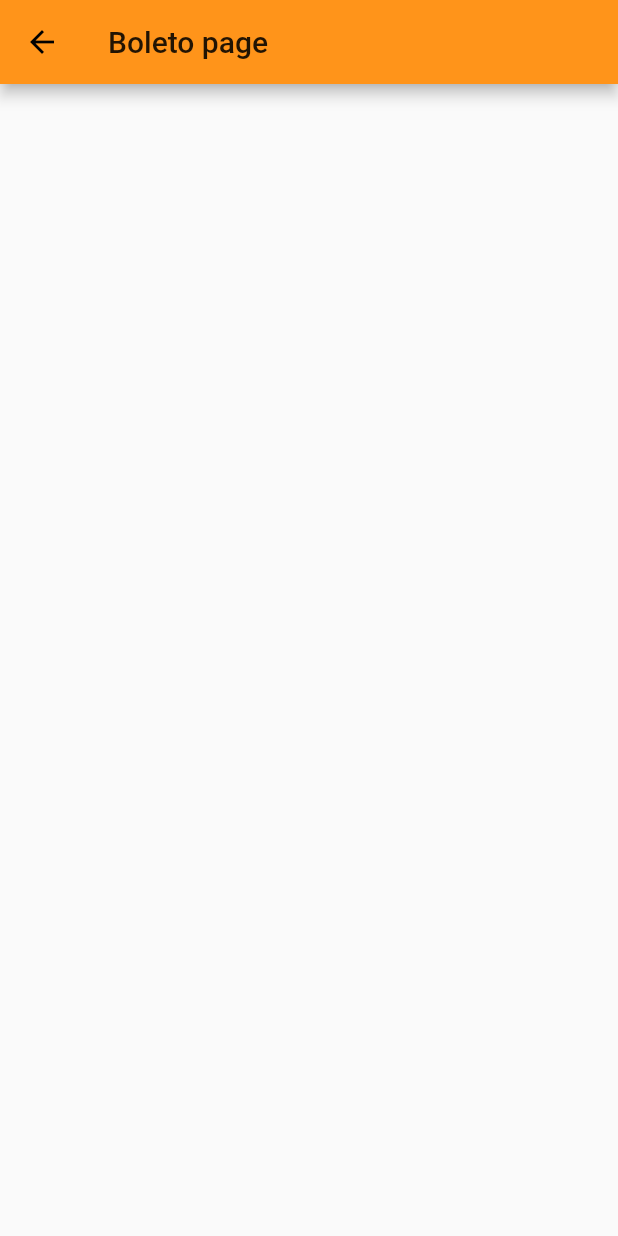
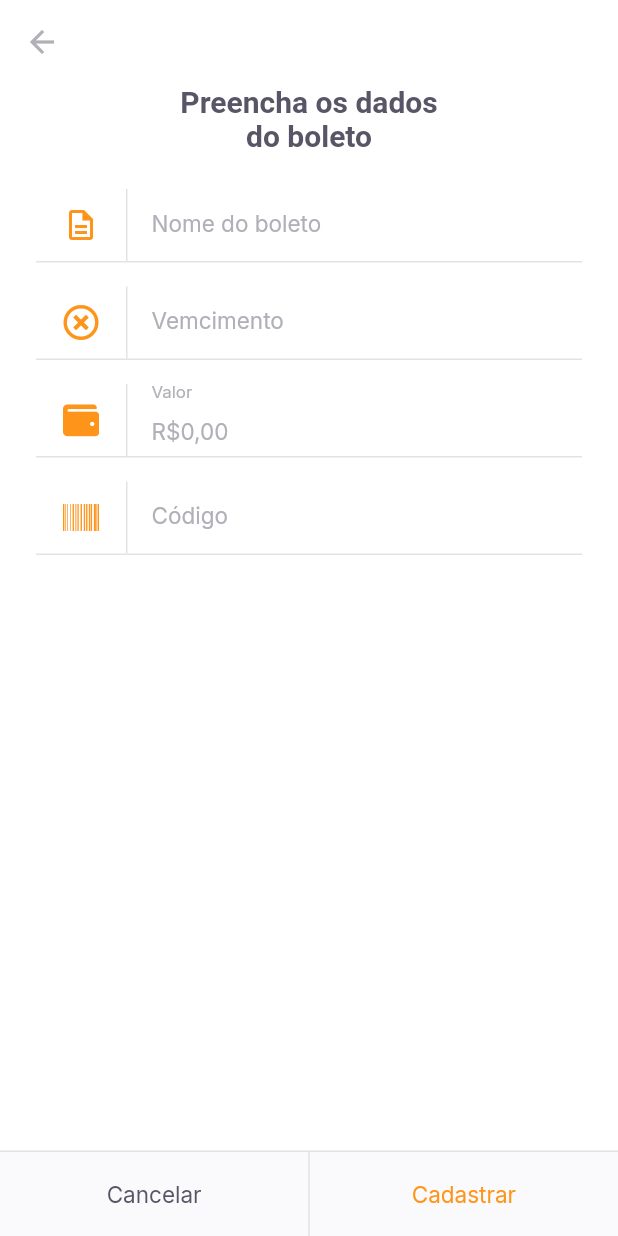
Before and after one commit to devbygabriel/payflow, a Flutter app: the InsertBoletoPage screen opened by its route, on a phone screen of 412 x 824 dp. Run offline on Flutter 3.47's test engine with Material 2 defaults, Android fonts, the phone set to English and light mode, and no system bars; our stand-ins replace camera, firebase_core, flutter_masked_text2, font_awesome_flutter, google_fonts, google_sign_in and 2 more; missing offline and left inert: google_ml_kit; accounts and stored records are empty.

Commit message:
implementação da tela para preenchimento dos dados do boleto e correção do leitor de código de barras

```diff
--- a/lib/modules/home/home_page.dart
+++ b/lib/modules/home/home_page.dart
@@ -66,7 +66,8 @@ class _HomePageState extends State<HomePage> {
                 icon: Icon(Icons.home, color: AppColors.primary)),
             GestureDetector(
               onTap: () {
-                Navigator.pushNamed(context, "/barcode_scanner");
+                Navigator.pushNamed(context, "/insert_boleto");
+                //Navigator.pushNamed(context, "/barcode_scanner");
               },
               child: Container(
                 width: 56,
--- a/lib/modules/insert_boleto/insert_boleto_page.dart
+++ b/lib/modules/insert_boleto/insert_boleto_page.dart
@@ -1,13 +1,97 @@
 import 'package:flutter/material.dart';
+import 'package:flutter_masked_text2/flutter_masked_text2.dart';
+import 'package:font_awesome_flutter/font_awesome_flutter.dart';
+import 'package:payflow/shared/themes/app_colors.dart';
+import 'package:payflow/shared/themes/app_text_style.dart';
+import 'package:payflow/shared/widgets/input_text/input_text_widget.dart';
+import 'package:payflow/shared/widgets/set_label_buttons/set_label_buttons.dart';
 
-class InsertBoletoPage extends StatelessWidget {
-  const InsertBoletoPage({Key? key}) : super(key: key);
+class InsertBoletoPage extends StatefulWidget {
+  final String? barcode;
+  const InsertBoletoPage({Key? key, this.barcode}) : super(key: key);
+
+  @override
+  _InsertBoletoPageState createState() => _InsertBoletoPageState();
+}
+
+class _InsertBoletoPageState extends State<InsertBoletoPage> {
+  final moneyInputTextController =
+      MoneyMaskedTextController(leftSymbol: "R\$", decimalSeparator: ",");
+
+  final dueDateInputTextController = MaskedTextController(mask: "00/00/0000");
+  final barcodeInputTextController = TextEditingController();
+
+  @override
+  void initState() {
+    if (widget.barcode != null) {
+      barcodeInputTextController.text = widget.barcode!;
+    }
+    super.initState();
+  }
 
   @override
   Widget build(BuildContext context) {
     return Scaffold(
+      backgroundColor: AppColors.background,
       appBar: AppBar(
-        title: Text("Boleto page"),
+        backgroundColor: AppColors.background,
+        elevation: 0,
+        leading: BackButton(
+          color: AppColors.input,
+        ),
+      ),
+      body: Padding(
+        padding: const EdgeInsets.symmetric(horizontal: 24),
+        child: Column(
+          crossAxisAlignment: CrossAxisAlignment.center,
+          children: [
+            Padding(
+              padding: const EdgeInsets.symmetric(
+                horizontal: 93,
+              ),
+              child: Text(
+                "Preencha os dados do boleto",
+                style: TextStyles.titleBoldHeading,
+                textAlign: TextAlign.center,
+              ),
+            ),
+            SizedBox(
+              height: 24,
+            ),
+            InputTextWidget(
+              label: "Nome do boleto",
+              icon: Icons.description_outlined,
+              onChanged: (value) {},
+            ),
+            InputTextWidget(
+              controller: dueDateInputTextController,
+              label: "Vemcimento",
+              icon: FontAwesomeIcons.timesCircle,
+              onChanged: (value) {},
+            ),
+            InputTextWidget(
+              controller: moneyInputTextController,
+              label: "Valor",
+              icon: FontAwesomeIcons.wallet,
+              onChanged: (value) {},
+            ),
+            InputTextWidget(
+              controller: barcodeInputTextController,
+              label: "Código",
+              icon: FontAwesomeIcons.barcode,
+              onChanged: (value) {},
+            ),
+          ],
+        ),
+      ),
+      bottomNavigationBar: SetLabelButtons(
+        enableSecondaryColor: true,
+        primaryLabel: "Cancelar",
+        primaryOnPressed: () {
+          Navigator.pop(context);
+        },
+        secondaryLabel: "Cadastrar",
+        secondaryOnPressed: () {},
       ),
     );
   }
--- a/lib/shared/themes/app_colors.dart
+++ b/lib/shared/themes/app_colors.dart
@@ -9,4 +9,5 @@ class AppColors {
   static final stroke = Color(0xFFE3E3E6);
   static final shape = Color(0xFFFAFAFC);
   static final background = Color(0xFFFFFFFF);
+  static final input = Color(0xFFB1B0B8);
 }
--- a/lib/shared/themes/app_text_style.dart
+++ b/lib/shared/themes/app_text_style.dart
@@ -42,6 +42,11 @@ class TextStyles {
     fontSize: 15,
     fontWeight: FontWeight.w400,
     color: AppColors.primary,
+  );
+  static final input = GoogleFonts.inter(
+    fontSize: 15,
+    fontWeight: FontWeight.w400,
+    color: AppColors.input,
   );
   static final buttonHeading = GoogleFonts.inter(
     fontSize: 15,
--- /dev/null
+++ b/lib/shared/widgets/input_text/input_text_widget.dart
@@ -0,0 +1,68 @@
+import 'package:flutter/material.dart';
+import 'package:payflow/shared/themes/app_colors.dart';
+import 'package:payflow/shared/themes/app_text_style.dart';
+
+class InputTextWidget extends StatelessWidget {
+  final String label;
+  final IconData icon;
+  final String? initialValue;
+  final String? Function(String?)? validator;
+  final TextEditingController? controller;
+  final void Function(String value) onChanged;
+
+  const InputTextWidget(
+      {Key? key,
+      required this.label,
+      required this.icon,
+      this.initialValue,
+      this.validator,
+      this.controller,
+      required this.onChanged})
+      : super(key: key);
+
+  @override
+  Widget build(BuildContext context) {
+    return Padding(
+      padding: const EdgeInsets.only(bottom: 16),
+      child: Column(
+        children: [
+          TextFormField(
+            controller: controller,
+            onChanged: onChanged,
+            initialValue: initialValue,
+            validator: validator,
+            style: TextStyles.input,
+            decoration: InputDecoration(
+              contentPadding: EdgeInsets.zero,
+              labelText: label,
+              labelStyle: TextStyles.input,
+              icon: Row(
+                mainAxisSize: MainAxisSize.min,
+                children: [
+                  Padding(
+                    padding: const EdgeInsets.symmetric(horizontal: 18),
+                    child: Icon(
+                      icon,
+                      color: AppColors.primary,
+                    ),
+                  ),
+                  Container(
+                    width: 1,
+                    height: 48,
+                    color: AppColors.stroke,
+                  )
+                ],
+              ),
+              border: InputBorder.none,
+            ),
+          ),
+          Divider(
+            height: 1,
+            thickness: 1,
+            color: AppColors.stroke,
+          )
+        ],
+      ),
+    );
+  }
+}
--- a/lib/shared/widgets/set_label_buttons/set_label_buttons.dart
+++ b/lib/shared/widgets/set_label_buttons/set_label_buttons.dart
@@ -10,19 +10,31 @@ class SetLabelButtons extends StatelessWidget {
   final String secondaryLabel;
   final VoidCallback secondaryOnPressed;
   final bool enablePrymaryColor;
+  final bool enableSecondaryColor;
   const SetLabelButtons(
       {Key? key,
       required this.primaryLabel,
       required this.primaryOnPressed,
       required this.secondaryLabel,
       required this.secondaryOnPressed,
-      this.enablePrymaryColor = false})
+      this.enablePrymaryColor = false,
+      this.enableSecondaryColor = false})
       : super(key: key);
 
   @override
   Widget build(BuildContext context) {
     return Container(
       color: AppColors.shape,
+      height: 57,
+      child: Column(
+        mainAxisSize: MainAxisSize.min,
+        children: [
+          Divider(
+            thickness: 1,
+            height: 1,
+            color: AppColors.stroke,
+          ),
+          Container(
             height: 56,
             child: Row(
               children: [
@@ -37,7 +49,11 @@ class SetLabelButtons extends StatelessWidget {
                     child: LabelButton(
                   label: secondaryLabel,
                   onPressed: secondaryOnPressed,
+                  style: enableSecondaryColor ? TextStyles.buttonPrimary : null,
                 ))
+              ],
+            ),
+          ),
         ],
       ),
     );
--- a/pubspec.yaml
+++ b/pubspec.yaml
@@ -37,6 +37,9 @@ dependencies:
   camera: ^0.8.1+3
   image_picker: ^0.8.1
   image_picker_for_web: ^2.0.0
+  font_awesome_flutter: ^9.1.0
+  flutter_masked_text2: ^0.9.1
+  animated_card: ^2.0.0
 
 dev_dependencies:
   flutter_test:
```
Also changed, not shown: lib/modules/barcode_scanner/barcode_scanner_controller.dart (+27 -30 lines), lib/modules/barcode_scanner/barcode_scanner_page.dart (+6 -4 lines), lib/modules/barcode_scanner/barcode_scanner_status.dart (+6 -8 lines), pubspec.lock. Lines whose indentation alone changed are shown as unchanged.
